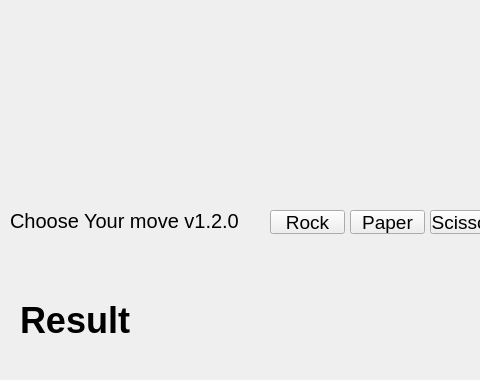
Qt form mainwindow.ui (jungjinhyo/rockpaperscissors) before a commit; both pictures show x 0 to 480 and y 0 to 380 of the 800 by 600 pixel window.
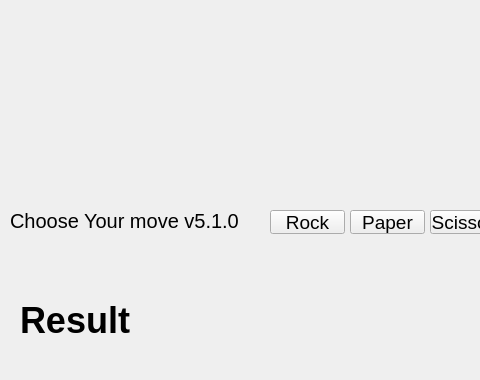
The same form after that commit.

The edit to the form file:
```diff
--- a/mainwindow.ui
+++ b/mainwindow.ui
@@ -29,7 +29,7 @@
      </font>
     </property>
     <property name="text">
-     <string>Choose Your move v1.2.0</string>
+     <string>Choose Your move v5.1.0</string>
     </property>
    </widget>
    <widget class="QPushButton" name="btnRock">
```
